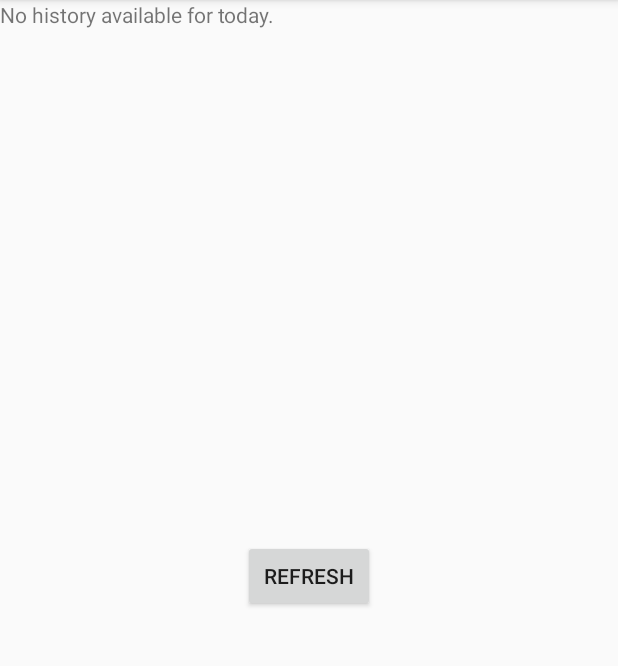
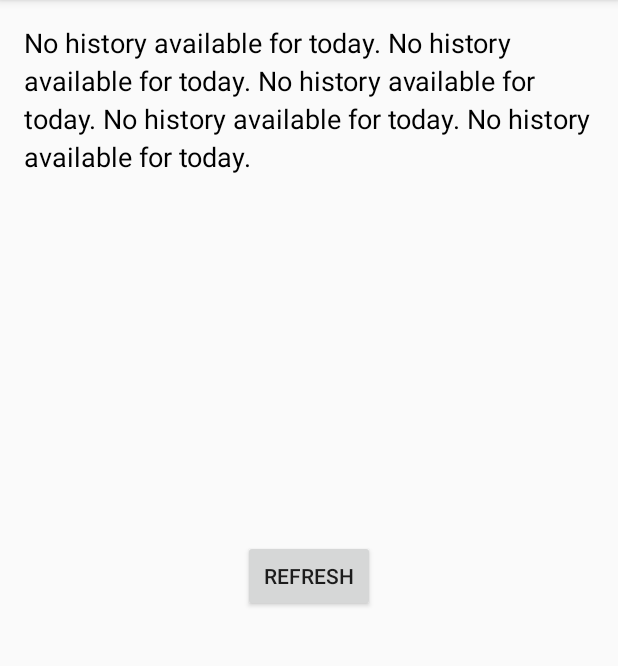
Before and after one commit to lennovative/history_alert_android, an Android app built with Jetpack Compose: the screen it shows after launch (MainActivity), on a phone screen of 412 x 824 dp, the part 84-750 px from its top. Run offline under Robolectric (Android 15) with nearby library versions, the phone set to English and light mode, and no system bars; 2 statements that could not run were skipped.

Commit message:
text field working

```diff
--- a/app/src/main/java/com/example/historyalert/MainActivity.kt
+++ b/app/src/main/java/com/example/historyalert/MainActivity.kt
@@ -17,7 +17,14 @@ import androidx.core.content.ContextCompat
 import java.io.FileOutputStream
 import java.io.IOException
 import android.Manifest
+import android.content.Intent
 import android.content.SharedPreferences
+import android.net.Uri
+import android.text.Spannable
+import android.text.SpannableString
+import android.text.method.LinkMovementMethod
+import android.text.style.ClickableSpan
+import android.view.View
 import android.widget.TextView
 import androidx.work.Constraints
 import androidx.work.NetworkType
@@ -25,18 +32,14 @@ import androidx.work.WorkInfo
 
 class MainActivity : AppCompatActivity() {
     private lateinit var factTextView: TextView
-    private lateinit var linksTextView: TextView
     private lateinit var sharedPreferences: SharedPreferences
 
     // Define the listener to update TextViews when SharedPreferences change
     private val sharedPreferencesListener = SharedPreferences.OnSharedPreferenceChangeListener { _, key ->
         if (key == "latestFact" || key == "latestLinks") {
-            // Update TextViews with the latest fact and links from SharedPreferences
-            factTextView.text = sharedPreferences.getString("latestFact", getString(R.string.no_data_error))
-            linksTextView.text = sharedPreferences.getString("latestLinks", "")
+            updateTextField()
         }
     }
-
 
     override fun onCreate(savedInstanceState: Bundle?) {
         super.onCreate(savedInstanceState)
@@ -59,16 +62,10 @@ class MainActivity : AppCompatActivity() {
             checkAndScheduleNotificationWorker()
         }
 
-        // Get SharedPreferences
-        val sharedPreferences = getSharedPreferences("HistoryFacts", Context.MODE_PRIVATE)
+        factTextView = findViewById(R.id.factTextView)
+        sharedPreferences = getSharedPreferences("HistoryFacts", Context.MODE_PRIVATE)
         sharedPreferences.registerOnSharedPreferenceChangeListener(sharedPreferencesListener)
-
-        // Get UI access
-        val factTextView: TextView = findViewById(R.id.factTextView)
-        val linksTextView: TextView = findViewById(R.id.linksTextView)
-
-        factTextView.text = sharedPreferences.getString("latestFact", getString(R.string.no_data_error))
-        linksTextView.text = sharedPreferences.getString("latestLinks", "")
+        updateTextField()
 
         // Reference to the button
         val notificationButton: Button = findViewById(R.id.btn_show_notification)
@@ -76,11 +73,9 @@ class MainActivity : AppCompatActivity() {
         // Set click listener to trigger an instant notification
         notificationButton.setOnClickListener {
             scheduleNotificationWorker()
-            // Retrieve and display latest fact and links
-            factTextView.text = sharedPreferences.getString("latestFact", getString(R.string.no_data_error))
-            linksTextView.text = sharedPreferences.getString("latestLinks", "")
         }
     }
+
 
     // Handle permission result
     override fun onRequestPermissionsResult(requestCode: Int, permissions: Array<String>, grantResults: IntArray) {
@@ -130,9 +125,38 @@ class MainActivity : AppCompatActivity() {
     }
 
     // Function to trigger an instant notification
-    private fun showNotificationNow() {
-        val oneTimeWorkRequest = OneTimeWorkRequestBuilder<NotificationWorker>().build()
-        WorkManager.getInstance(this).enqueue(oneTimeWorkRequest)
+    //private fun showNotificationNow() {
+    //    val oneTimeWorkRequest = OneTimeWorkRequestBuilder<NotificationWorker>().build()
+    //    WorkManager.getInstance(this).enqueue(oneTimeWorkRequest)
+    //}
+
+    private fun updateTextField() {
+        val fact = sharedPreferences.getString("latestFact", getString(R.string.no_data_error))
+        val links = sharedPreferences.getString("latestLinks", "")
+        factTextView.text = getTextForEntry(fact, links)
+        factTextView.movementMethod = LinkMovementMethod.getInstance()
+    }
+
+    private fun getTextForEntry(fact: String?, links: String?): SpannableString {
+        var i = 0
+        var factTest = fact
+        while (i < 4) {
+            factTest = "$factTest $fact"
+            i++
+        }
+        val spannableText = SpannableString("$factTest\n\n$links")
+        links?.split("\n")?.forEach { link ->
+            val startIndex = spannableText.indexOf(link)
+            if (startIndex != -1) {
+                spannableText.setSpan(object : ClickableSpan() {
+                    override fun onClick(widget: View) {
+                        val intent = Intent(Intent.ACTION_VIEW, Uri.parse(link))
+                        startActivity(intent)
+                    }
+                }, startIndex, startIndex + link.length, Spannable.SPAN_EXCLUSIVE_EXCLUSIVE)
+            }
+        }
+        return spannableText
     }
 
 
@@ -156,6 +180,12 @@ class MainActivity : AppCompatActivity() {
         }
     }
 
+    override fun onDestroy() {
+        super.onDestroy()
+        // Unregister the listener to avoid memory leaks
+        sharedPreferences.unregisterOnSharedPreferenceChangeListener(sharedPreferencesListener)
+    }
+
     companion object {
         private const val REQUEST_CODE = 1001
     }
--- a/app/src/main/res/layout/activity_main.xml
+++ b/app/src/main/res/layout/activity_main.xml
@@ -6,18 +6,17 @@
 
     <TextView
         android:id="@+id/factTextView"
-        android:layout_width="wrap_content"
+        android:layout_width="match_parent"
         android:layout_height="wrap_content"
-        android:text="Fact will appear here"
-        tools:ignore="HardcodedText" />
-
-    <TextView
-        android:id="@+id/linksTextView"
-        android:layout_width="wrap_content"
-        android:layout_height="wrap_content"
-        android:text="Links will appear here"
-        android:paddingTop="8dp"
-        tools:ignore="HardcodedText" />
+        android:textSize="18sp"
+        android:padding="16dp"
+        android:textColor="@android:color/black"
+        android:lineSpacingExtra="4dp"
+        android:autoLink="web"
+        android:textColorLink="@android:color/holo_blue_dark"
+        android:scrollbars="vertical"
+        android:breakStrategy="high_quality"
+        />
 
     <Button
         android:id="@+id/btn_show_notification"
```
